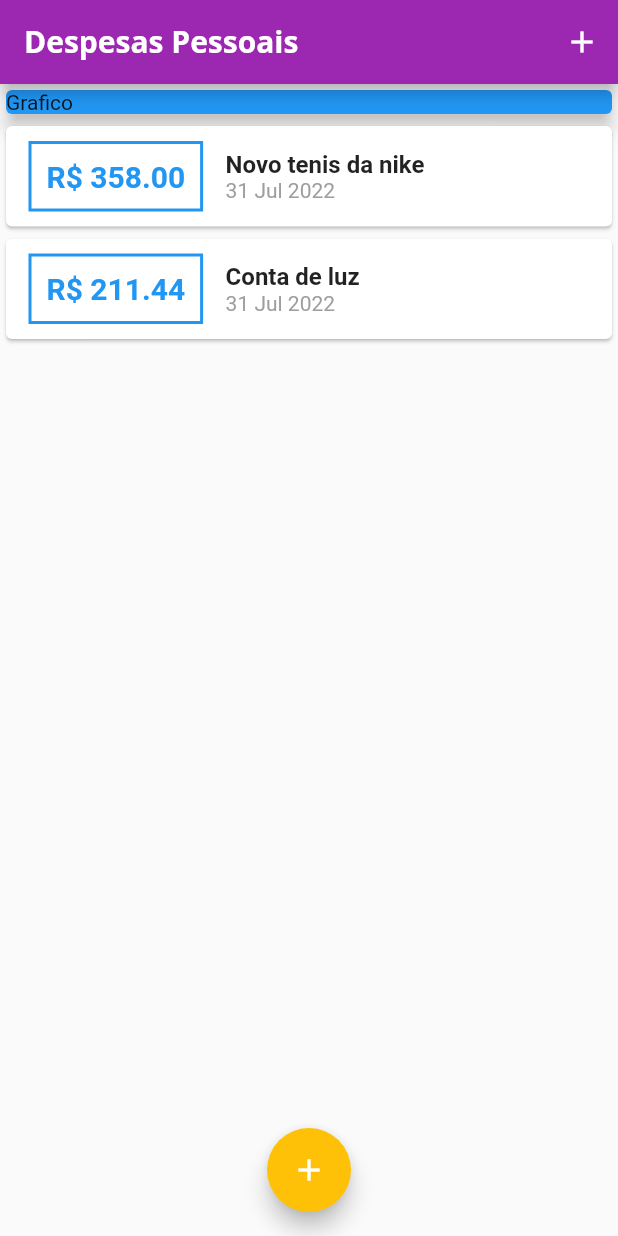
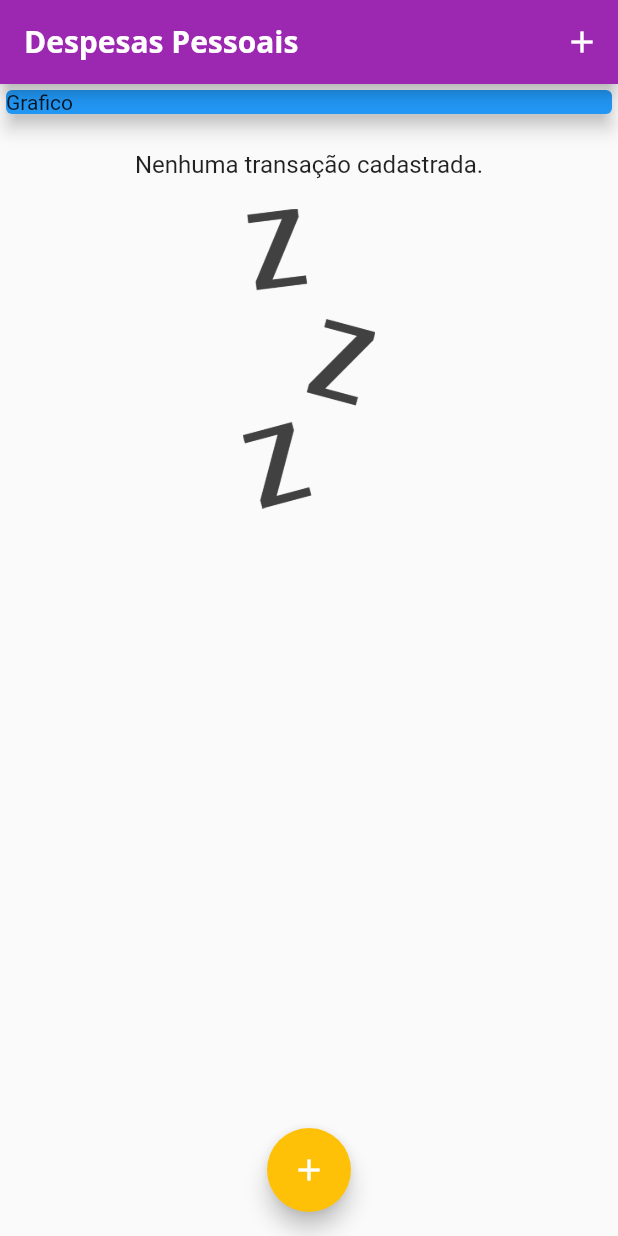
Before and after one commit to FabianoSouzaPereira/expenses, a Flutter app: the screen it shows after launch, on a phone screen of 412 x 824 dp. Run offline on Flutter 3.47's test engine with Material 2 defaults, Android fonts, the phone set to English and light mode, and no system bars.

Commit message:
add container image

```diff
--- a/lib/components/transaction_list.dart
+++ b/lib/components/transaction_list.dart
@@ -11,7 +11,26 @@ class TransactionList extends StatelessWidget {
   Widget build(BuildContext context) {
     return Container(
       height: 300,
-      child: ListView.builder(
+      child: transactions.isEmpty
+          ? Column(
+              children: <Widget>[
+                const SizedBox(
+                  height: 20,
+                ),
+                Text(
+                  'Nenhuma transação cadastrada.',
+                  style: Theme.of(context).textTheme.titleMedium,
+                ),
+                const SizedBox(
+                  height: 20,
+                ),
+                Container(
+                  height: 200,
+                  child: Image.asset('assets/images/waiting.png'),
+                ),
+              ],
+            )
+          : ListView.builder(
               itemCount: transactions.length,
               itemBuilder: (ctx, index) {
                 final tr = transactions[index];
--- a/lib/main.dart
+++ b/lib/main.dart
@@ -48,14 +48,14 @@ class MyHomePage extends StatefulWidget {
 }
 
 class _MyHomePageState extends State<MyHomePage> {
-  final _transactions = [
-    Transaction(
-        id: 't1',
-        title: 'Novo tenis da nike',
-        value: 358.00,
-        date: DateTime.now()),
-    Transaction(
-        id: 't2', title: 'Conta de luz', value: 211.44, date: DateTime.now()),
+  final List<Transaction> _transactions = [
+    // Transaction(
+    //     id: 't1',
+    //     title: 'Novo tenis da nike',
+    //     value: 358.00,
+    //     date: DateTime.now()),
+    // Transaction(
+    //     id: 't2', title: 'Conta de luz', value: 211.44, date: DateTime.now()),
   ];
 
   _addTransaction(String title, double value) {
```
Lines whose indentation alone changed are shown as unchanged.
